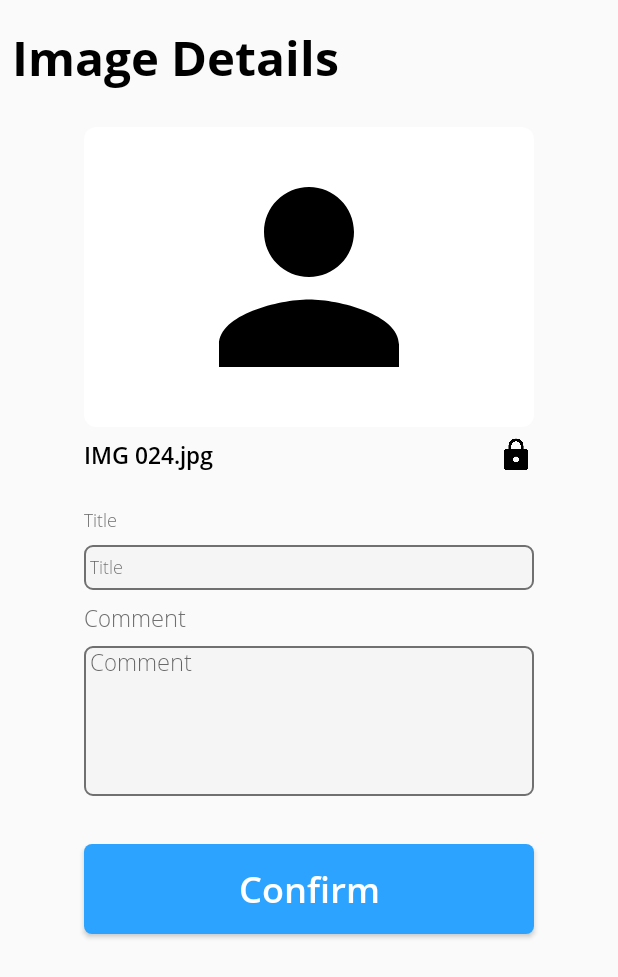
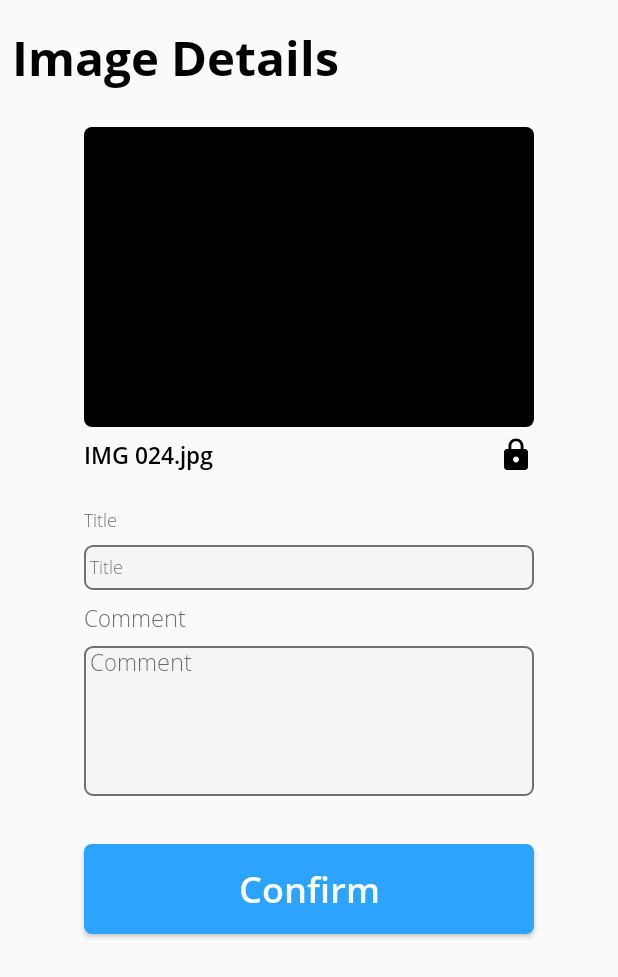
Before and after one commit to varunakantha/AspitCaptureIssue, an Android app: the layout captured_image_add_details.xml on its own in the app's theme, with its tools: preview values and no code run, on a phone screen of 412 x 824 dp. Shown: the top 977 px of the screen. Run offline under Robolectric (Android 15) with nearby library versions, the phone set to English and light mode, and no system bars.

Commit message:
#12511 Image Capturing UI-3 and Intermediate Image send UI-2

```diff
--- a/app/build.gradle
+++ b/app/build.gradle
@@ -75,4 +75,7 @@ dependencies {
 
     androidTestImplementation 'androidx.test:runner:1.1.0-alpha4'
     androidTestImplementation 'androidx.test.espresso:espresso-core:3.1.0-alpha4'
+
+    implementation 'com.github.ittianyu:BottomNavigationViewEx:1.2.4'
+    implementation 'com.squareup.picasso:picasso:2.71828'
 }
--- /dev/null
+++ b/app/src/main/res/drawable/rectangle_rounded_corner_black.xml
@@ -0,0 +1,15 @@
+<?xml version="1.0" encoding="utf-8"?>
+<shape xmlns:android="http://schemas.android.com/apk/res/android">
+    <gradient
+        android:endColor="@color/black"
+        android:centerColor="@color/black"
+        android:startColor="@color/black"
+        android:angle="270" />
+    <corners
+        android:radius="5dp" />
+    <padding
+        android:left="10dp"
+        android:top="10dp"
+        android:right="10dp"
+        android:bottom="10dp" />
+</shape>
--- a/app/src/main/res/drawable/rectangle_rounded_corner.xml
+++ b/app/src/main/res/drawable/rectangle_rounded_corner_white.xml
@@ -6,7 +6,7 @@
         android:startColor="@color/white"
         android:angle="270" />
     <corners
-        android:radius="8dp" />
+        android:radius="5dp" />
     <padding
         android:left="10dp"
         android:top="10dp"
--- a/app/src/main/res/layout/activity_captured_image_further_options.xml
+++ b/app/src/main/res/layout/activity_captured_image_further_options.xml
@@ -13,8 +13,7 @@
         app:layout_constraintBottom_toTopOf="@+id/linearLayout"
         app:layout_constraintEnd_toEndOf="parent"
         app:layout_constraintStart_toStartOf="parent"
-        app:layout_constraintTop_toTopOf="parent"
-        app:srcCompat="@drawable/ic_lock_black_24dp" />
+        app:layout_constraintTop_toTopOf="parent" />
 
     <LinearLayout
         android:id="@+id/linearLayout"
--- a/app/src/main/res/layout/captured_image_add_details.xml
+++ b/app/src/main/res/layout/captured_image_add_details.xml
@@ -32,8 +32,7 @@
             android:layout_marginStart="8dp"
             android:layout_marginTop="24dp"
             android:layout_marginEnd="8dp"
-            android:background="@drawable/rectangle_rounded_corner"
-            android:src="@drawable/ic_person_black_24dp"
+            android:background="@drawable/rectangle_rounded_corner_black"
             app:layout_constraintEnd_toEndOf="parent"
             app:layout_constraintStart_toStartOf="parent"
             app:layout_constraintTop_toBottomOf="@+id/textView"
```
Also changed, not shown: app/src/main/AndroidManifest.xml (+9 -6 lines), app/src/main/java/no/aspit/aspitcapture/ui/imagecapture/CapturedImageDetailsAddActivity.kt (+9 -26 lines), app/src/main/java/no/aspit/aspitcapture/ui/imagecapture/CapturedImageFurtherOptionSelectionActivity.kt (+14 -4 lines).
